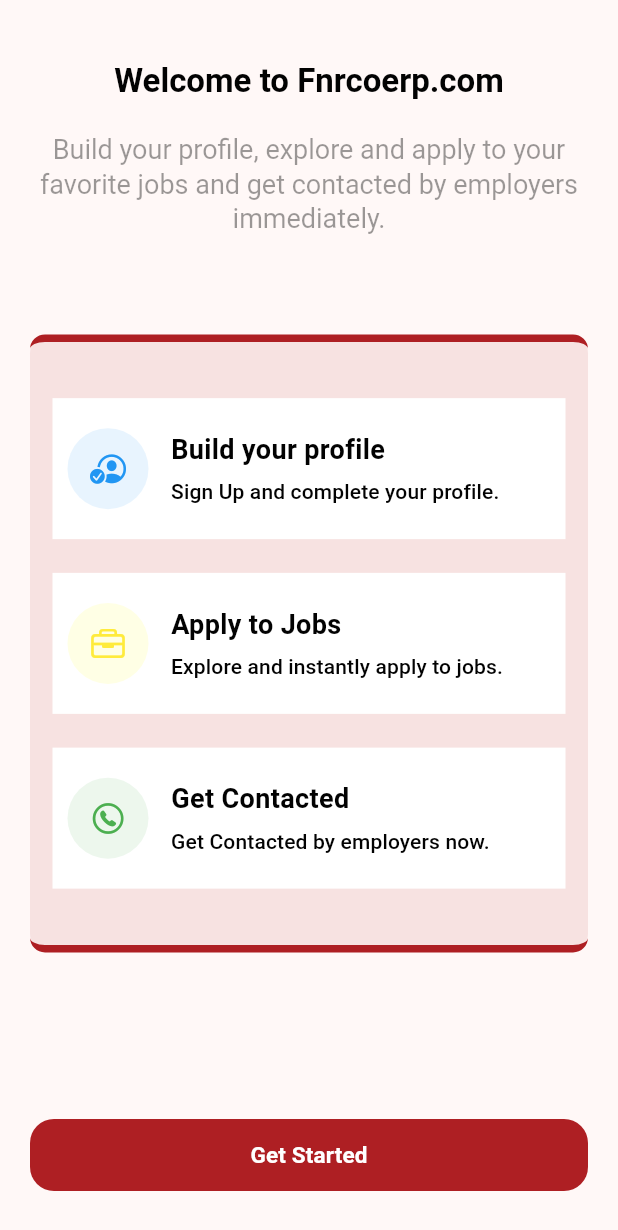
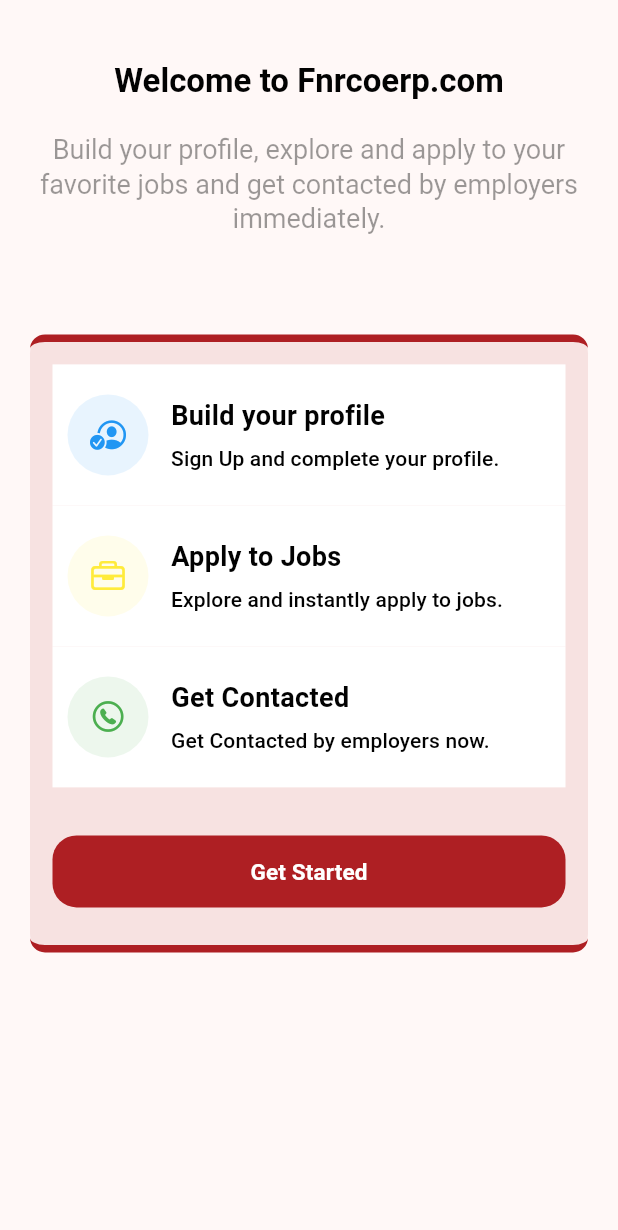
Before and after one commit to linrco123/fnrco_candidates, a Flutter app: the WelcomeScreen screen opened directly, on a phone screen of 412 x 824 dp. Shown: the top 1230 px of the screen. Run offline on Flutter 3.47's test engine with Material 3 defaults, Android fonts, the light colour scheme and no system bars; our stand-ins replace animated_splash_screen, bloc, concentric_transition, connectivity_plus, file_picker, firebase_auth and 13 more; missing offline and left inert: dio2, flutter_facebook_auth, flutter_pdfview, local_auth_android, local_auth_darwin, rename; accounts and stored records are empty; project files that could hold a hidden picture were left out.

Commit message:
0000000000

```diff
--- a/lib/app_router.dart
+++ b/lib/app_router.dart
@@ -19,6 +19,7 @@ import 'package:fnrco_candidates/ui/screens/profile.dart';
 import 'package:fnrco_candidates/ui/screens/profile_editing.dart';
 import 'package:fnrco_candidates/ui/screens/resume.dart';
 import 'package:fnrco_candidates/ui/screens/success.dart';
+import 'package:fnrco_candidates/ui/screens/welcome.dart';
 import 'package:page_transition/page_transition.dart';
 
 class AppRouter {
@@ -30,6 +31,15 @@ class AppRouter {
         // );
         return PageTransition(
             child: const OnboardingScreen(),
+            type: PageTransitionType.rotate,
+            alignment: Alignment.centerLeft,
+            duration: const Duration(seconds: 1));
+            case AppPagesNames.WELCOME:
+              // return MaterialPageRoute(
+        //   builder: (context) => const WelcomeScreen(),
+        // );
+        return PageTransition(
+            child: const WelcomeScreen(),
             type: PageTransitionType.rotate,
             alignment: Alignment.centerLeft,
             duration: const Duration(seconds: 1));
--- a/lib/constants/app_pages_names.dart
+++ b/lib/constants/app_pages_names.dart
@@ -1,6 +1,7 @@
 class AppPagesNames {
 // ignore: non_constant_identifier_names, constant_identifier_names
   static const String INITIAL = '/';
+  static const String WELCOME = '/welcome';
   static const String AUTH = '/auth';
   static const String LOGIN = '/login';
   static const String SIGNUP = '/signup';
--- a/lib/logic/cubit/on_boarding/on_boarding_cubit.dart
+++ b/lib/logic/cubit/on_boarding/on_boarding_cubit.dart
@@ -51,7 +51,7 @@ class OnBoardingCubit extends Cubit<OnBoardingState> {
 
   void moveToNext(BuildContext context) {
     if (currentPage == pages.length - 1) {
-      Navigator.of(context).pushReplacementNamed(AppPagesNames.AUTH);
+      Navigator.of(context).pushReplacementNamed(AppPagesNames.WELCOME);
     } else {
       pageController.animateToPage(currentPage + 1,
           curve: Curves.easeInOutCubic,
--- a/lib/ui/screens/auth/log_in.dart
+++ b/lib/ui/screens/auth/log_in.dart
@@ -9,7 +9,6 @@ import 'package:fnrco_candidates/constants/app_colors.dart';
 import 'package:fnrco_candidates/constants/app_pages_names.dart';
 import 'package:fnrco_candidates/core/functions/translate.dart';
 import 'package:fnrco_candidates/data/api_provider/auth/login_provider.dart';
-import 'package:fnrco_candidates/ui/screens/welcome.dart';
 import 'package:fnrco_candidates/ui/widgets/auth/custom_elevated_btn.dart';
 import 'package:fnrco_candidates/ui/widgets/auth/custom_socialMedia_btn.dart';
 import 'package:fnrco_candidates/ui/widgets/auth/name_email_phone_form_field.dart';
@@ -54,6 +53,15 @@ class SignInScreen extends StatelessWidget {
                     padding: const EdgeInsets.symmetric(horizontal: 16.0),
                     child: Column(
                       children: [
+                        TextButton(
+                            onPressed: () {},
+                            child: Text(
+                              translateLang(context, "skip"),
+                              style: TextStyle(
+                                  color: AppColors.primary,
+                                  fontWeight: FontWeight.bold,
+                                  fontSize: 16),
+                            )),
                         SizedBox(height: constraints.maxHeight * 0.1),
                         const LOGO(),
                         SizedBox(height: constraints.maxHeight * 0.04),
--- a/lib/ui/screens/on_boarding/on_boarding2_screen.dart
+++ b/lib/ui/screens/on_boarding/on_boarding2_screen.dart
@@ -102,7 +102,7 @@ class OnboardingScreen extends StatelessWidget {
                                 onPressed: () {
                                   //TODO: onskip
                                   Navigator.of(context)
-                                      .pushReplacementNamed(AppPagesNames.AUTH);
+                                      .pushReplacementNamed(AppPagesNames.WELCOME);
                                 },
                                 child: Text(AppLocalizations.of(context)!
                                     .translate('skip'))),
--- a/lib/ui/screens/profile.dart
+++ b/lib/ui/screens/profile.dart
@@ -1,4 +1,3 @@
-import 'package:flutter/cupertino.dart';
 import 'package:flutter/material.dart';
 import 'package:flutter_bloc/flutter_bloc.dart';
 import 'package:fnrco_candidates/logic/cubit/profile/profile_cubit.dart';
@@ -6,7 +5,6 @@ import 'package:fnrco_candidates/constants/app_colors.dart';
 import 'package:fnrco_candidates/constants/app_images_path.dart';
 import 'package:fnrco_candidates/core/classes/cache_helper.dart';
 import 'package:fnrco_candidates/core/functions/translate.dart';
-import 'package:fnrco_candidates/ui/widgets/auth/custom_elevated_btn.dart';
 import 'package:fnrco_candidates/ui/widgets/custom_divider.dart';
 import 'package:fnrco_candidates/ui/widgets/profile/profile_pic.dart';
 import 'package:percent_indicator/circular_percent_indicator.dart';
--- a/lib/ui/screens/welcome.dart
+++ b/lib/ui/screens/welcome.dart
@@ -3,6 +3,7 @@ import 'package:flutter/material.dart';
 import 'package:fnrco_candidates/constants/app_colors.dart';
 import 'package:fnrco_candidates/ui/screens/condition_jobs.dart';
 import 'package:fnrco_candidates/ui/widgets/auth/custom_elevated_btn.dart';
+import 'package:fnrco_candidates/ui/widgets/welcome/welcome_card.dart';
 
 class WelcomeScreen extends StatelessWidget {
   const WelcomeScreen({super.key});
@@ -15,8 +16,7 @@ class WelcomeScreen extends StatelessWidget {
       height: double.infinity,
       width: double.infinity,
       padding: const EdgeInsets.symmetric(vertical: 20.0, horizontal: 20.0),
-        child: Column(
-          children: [
+      child: Column(children: [
         const SizedBox(
           height: 20.0,
         ),
@@ -45,134 +45,148 @@ class WelcomeScreen extends StatelessWidget {
               borderRadius: BorderRadius.circular(10.0),
               border: BorderDirectional(
                   top: BorderSide(color: AppColors.primary, width: 5.0),
-                      bottom:
-                          BorderSide(color: AppColors.primary, width: 5.0))),
+                  bottom: BorderSide(color: AppColors.primary, width: 5.0))),
           child: Column(
             mainAxisAlignment: MainAxisAlignment.spaceEvenly,
             children: [
-                  Container(
-                    padding: const EdgeInsets.symmetric(
-                        vertical: 20.0, horizontal: 10.0),
-                    decoration: BoxDecoration(
-                        color: AppColors.white,
-                        borderRadius: BorderRadius.circular(0.0)),
-                    child: Row(
-                      children: [
-                        Container(
-                            padding: const EdgeInsets.all(15.0),
-                            decoration: BoxDecoration(
-                                color: Colors.blue.withOpacity(0.1),
-                                shape: BoxShape.circle),
-                            child: Icon(
-                              CupertinoIcons.person_crop_circle_badge_checkmark,
-                              color: Colors.blue,
-                            )),
-                        const SizedBox(
-                          width: 15.0,
-                        ),
-                        Column(
-                          crossAxisAlignment: CrossAxisAlignment.start,
-                          children: [
-                            Text(
-                              'Build your profile',
-                              style: TextStyle(
-                                  color: AppColors.black,
-                                  fontSize: 18.0,
-                                  fontWeight: FontWeight.bold),
-                            ),
-                            const SizedBox(
-                              height: 5.0,
-                            ),
-                            Text('Sign Up and complete your profile.',
-                                style: Theme.of(context).textTheme.titleSmall),
-                          ],
-                        ),
-                      ],
-                    ),
-                  ),
-                  Container(
-                    padding: const EdgeInsets.symmetric(
-                        vertical: 20.0, horizontal: 10.0),
-                    decoration: BoxDecoration(
-                        color: AppColors.white,
-                        borderRadius: BorderRadius.circular(0.0)),
-                    child: Row(
-                      children: [
-                        Container(
-                            padding: const EdgeInsets.all(15.0),
-                            decoration: BoxDecoration(
-                                color: Colors.yellowAccent.withOpacity(0.1),
-                                shape: BoxShape.circle),
-                            child: Icon(
-                              CupertinoIcons.briefcase,
-                              color: Colors.yellow,
-                            )),
-                        const SizedBox(
-                          width: 15.0,
-                        ),
-                        Column(
-                          crossAxisAlignment: CrossAxisAlignment.start,
-                          children: [
-                            Text(
-                              'Apply to Jobs',
-                              style: TextStyle(
-                                  color: AppColors.black,
-                                  fontSize: 18.0,
-                                  fontWeight: FontWeight.bold),
-                            ),
-                            const SizedBox(
-                              height: 5.0,
-                            ),
-                            Text('Explore and instantly apply to jobs.',
-                                style: Theme.of(context).textTheme.titleSmall),
-                          ],
-                        ),
-                      ],
-                    ),
-                  ),
-                  Container(
-                    padding: const EdgeInsets.symmetric(
-                        vertical: 20.0, horizontal: 10.0),
-                    decoration: BoxDecoration(
-                        color: AppColors.white,
-                        borderRadius: BorderRadius.circular(0.0)),
-                    child: Row(
-                      children: [
-                        Container(
-                            padding: const EdgeInsets.all(15.0),
-                            decoration: BoxDecoration(
-                                color: Colors.green.withOpacity(0.1),
-                                shape: BoxShape.circle),
-                            child: Icon(
-                              CupertinoIcons.phone_circle,
-                              color: Colors.green,
-                            )),
-                        const SizedBox(
-                          width: 15.0,
-                        ),
-                        Column(
-                          crossAxisAlignment: CrossAxisAlignment.start,
-                          children: [
-                            Text(
-                              'Get Contacted',
-                              style: TextStyle(
-                                  color: AppColors.black,
-                                  fontSize: 18.0,
-                                  fontWeight: FontWeight.bold),
-                            ),
-                            const SizedBox(
-                              height: 5.0,
-                            ),
-                            Text('Get Contacted by employers now.',
-                                style: Theme.of(context).textTheme.titleSmall),
-                          ],
-                        ),
-                      ],
-                    ),
-                  ),
-                ],
-              ),
-            ),
+              WelcomeCard(
+                  title: 'Build your profile',
+                  description: 'Sign Up and complete your profile.',
+                  icon: CupertinoIcons.person_crop_circle_badge_checkmark,
+                  color: Colors.blue),
+              WelcomeCard(
+                  title: 'Apply to Jobs',
+                  description: 'Explore and instantly apply to jobs.',
+                  icon: CupertinoIcons.briefcase,
+                  color: Colors.yellow),
+              WelcomeCard(
+                  title: 'Get Contacted',
+                  description: 'Get Contacted by employers now.',
+                  icon: CupertinoIcons.phone_circle,
+                  color: Colors.green),
+              //       Container(
+              //         padding: const EdgeInsets.symmetric(
+              //             vertical: 20.0, horizontal: 10.0),
+              //         decoration: BoxDecoration(
+              //             color: AppColors.white,
+              //             borderRadius: BorderRadius.circular(0.0)),
+              //         child: Row(
+              //           children: [
+              //             Container(
+              //                 padding: const EdgeInsets.all(15.0),
+              //                 decoration: BoxDecoration(
+              //                     color: Colors.blue.withOpacity(0.1),
+              //                     shape: BoxShape.circle),
+              //                 child: Icon(
+              //                   CupertinoIcons.person_crop_circle_badge_checkmark,
+              //                   color: Colors.blue,
+              //                 )),
+              //             const SizedBox(
+              //               width: 15.0,
+              //             ),
+              //             Column(
+              //               crossAxisAlignment: CrossAxisAlignment.start,
+              //               children: [
+              //                 Text(
+              //                   'Build your profile',
+              //                   style: TextStyle(
+              //                       color: AppColors.black,
+              //                       fontSize: 18.0,
+              //                       fontWeight: FontWeight.bold),
+              //                 ),
+              //                 const SizedBox(
+              //                   height: 5.0,
+              //                 ),
+              //                 Text('Sign Up and complete your profile.',
+              //                     style: Theme.of(context).textTheme.titleSmall),
+              //               ],
+              //             ),
+              //           ],
+              //         ),
+              //       ),
+              //       Container(
+              //         padding: const EdgeInsets.symmetric(
+              //             vertical: 20.0, horizontal: 10.0),
+              //         decoration: BoxDecoration(
+              //             color: AppColors.white,
+              //             borderRadius: BorderRadius.circular(0.0)),
+              //         child: Row(
+              //           children: [
+              //             Container(
+              //                 padding: const EdgeInsets.all(15.0),
+              //                 decoration: BoxDecoration(
+              //                     color: Colors.yellowAccent.withOpacity(0.1),
+              //                     shape: BoxShape.circle),
+              //                 child: Icon(
+              //                   CupertinoIcons.briefcase,
+              //                   color: Colors.yellow,
+              //                 )),
+              //             const SizedBox(
+              //               width: 15.0,
+              //             ),
+              //             Column(
+              //               crossAxisAlignment: CrossAxisAlignment.start,
+              //               children: [
+              //                 Text(
+              //                   'Apply to Jobs',
+              //                   style: TextStyle(
+              //                       color: AppColors.black,
+              //                       fontSize: 18.0,
+              //                       fontWeight: FontWeight.bold),
+              //                 ),
+              //                 const SizedBox(
+              //                   height: 5.0,
+              //                 ),
+              //                 Text('Explore and instantly apply to jobs.',
+              //                     style: Theme.of(context).textTheme.titleSmall),
+              //               ],
+              //             ),
+              //           ],
+              //         ),
+              //       ),
+              //       Container(
+              //         padding: const EdgeInsets.symmetric(
+              //             vertical: 20.0, horizontal: 10.0),
+              //         decoration: BoxDecoration(
+              //             color: AppColors.white,
+              //             borderRadius: BorderRadius.circular(0.0)),
+              //         child: Row(
+              //           children: [
+              //             Container(
+              //                 padding: const EdgeInsets.all(15.0),
+              //                 decoration: BoxDecoration(
+              //                     color: Colors.green.withOpacity(0.1),
+              //                     shape: BoxShape.circle),
+              //                 child: Icon(
+              //                   CupertinoIcons.phone_circle,
+              //                   color: Colors.green,
+              //                 )),
+              //             const SizedBox(
+              //               width: 15.0,
+              //             ),
+              //             Column(
+              //               crossAxisAlignment: CrossAxisAlignment.start,
+              //               children: [
+              //                 Text(
+              //                   'Get Contacted',
+              //                   style: TextStyle(
+              //                       color: AppColors.black,
+              //                       fontSize: 18.0,
+              //                       fontWeight: FontWeight.bold),
+              //                 ),
+              //                 const SizedBox(
+              //                   height: 5.0,
+              //                 ),
+              //                 Text('Get Contacted by employers now.',
+              //                     style: Theme.of(context).textTheme.titleSmall),
+              //               ],
+              //             ),
+              //           ],
+              //         ),
+              //       ),
+              //     ],
+              //   ),
+              // ),
               const Spacer(),
               CustomElevatedButton(
                   fun: () {
@@ -187,7 +201,8 @@ class WelcomeScreen extends StatelessWidget {
               ),
             ],
           ),
-      )),
-    );
+        )
+      ]),
+    )));
   }
 }
--- /dev/null
+++ b/lib/ui/widgets/welcome/welcome_card.dart
@@ -0,0 +1,56 @@
+import 'package:flutter/cupertino.dart';
+import 'package:flutter/material.dart';
+import 'package:fnrco_candidates/constants/app_colors.dart';
+
+class WelcomeCard extends StatelessWidget {
+  final String title;
+  final String description;
+  final IconData icon;
+  final Color color;
+  const WelcomeCard(
+      {super.key,
+      required this.title,
+      required this.description,
+      required this.icon,
+      required this.color});
+
+  @override
+  Widget build(BuildContext context) {
+    return Container(
+      padding: const EdgeInsets.symmetric(vertical: 20.0, horizontal: 10.0),
+      decoration: BoxDecoration(
+          color: AppColors.white, borderRadius: BorderRadius.circular(0.0)),
+      child: Row(
+        children: [
+          Container(
+              padding: const EdgeInsets.all(15.0),
+              decoration: BoxDecoration(
+                  color: color.withOpacity(0.1), shape: BoxShape.circle),
+              child: Icon(
+                icon,
+                color: color,
+              )),
+          const SizedBox(
+            width: 15.0,
+          ),
+          Column(
+            crossAxisAlignment: CrossAxisAlignment.start,
+            children: [
+              Text(
+                title,
+                style: TextStyle(
+                    color: AppColors.black,
+                    fontSize: 18.0,
+                    fontWeight: FontWeight.bold),
+              ),
+              const SizedBox(
+                height: 5.0,
+              ),
+              Text(description, style: Theme.of(context).textTheme.titleSmall),
+            ],
+          ),
+        ],
+      ),
+    );
+  }
+}
```
Lines whose indentation alone changed are shown as unchanged.
